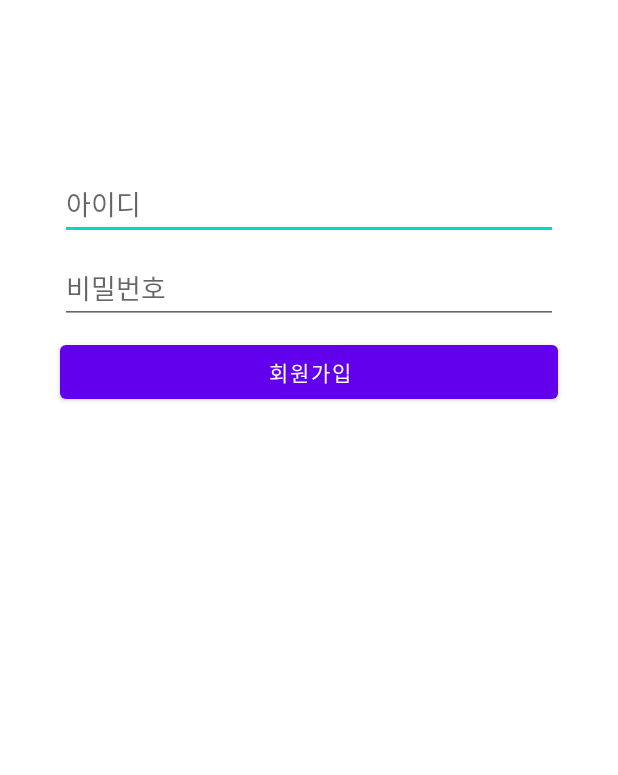
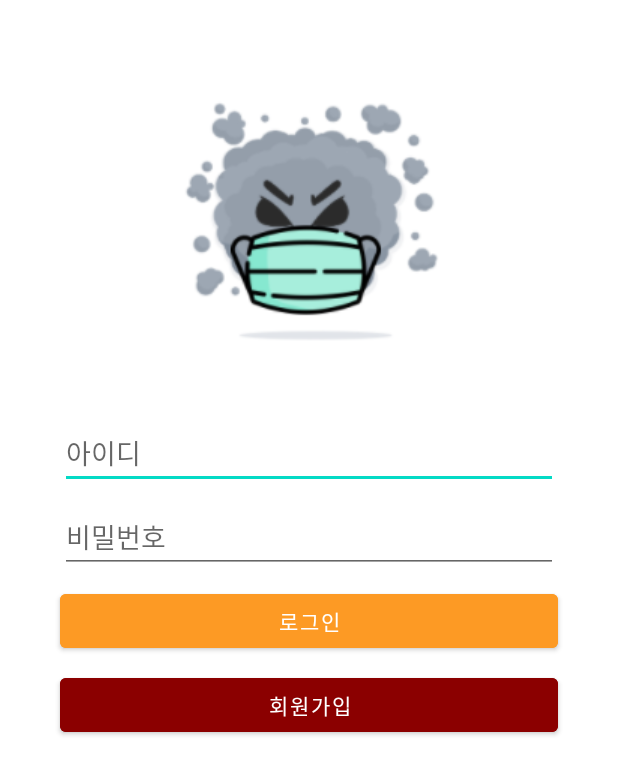
Before and after one commit to sys09270883/fine-dust-app, an Android app: the screen it shows after launch (AuthActivity), on a phone screen of 412 x 824 dp. Shown: the top 775 px of the screen. Run offline under Robolectric (Android 15) with nearby library versions, the phone set to English and light mode, and no system bars.

Commit message:
Update UI

```diff
--- a/app/src/main/res/layout/fragment_login.xml
+++ b/app/src/main/res/layout/fragment_login.xml
@@ -11,12 +11,25 @@
     android:paddingBottom="@dimen/fragment_vertical_margin"
     tools:context=".ui.LoginFragment">
 
+    <ImageView
+        android:id="@+id/logoImage"
+        android:layout_width="wrap_content"
+        android:layout_height="wrap_content"
+        android:layout_marginStart="24dp"
+        android:layout_marginTop="48dp"
+        android:layout_marginEnd="24dp"
+        android:background="@drawable/dust_icon"
+        app:layout_constraintEnd_toEndOf="parent"
+        app:layout_constraintStart_toStartOf="parent"
+        app:layout_constraintTop_toTopOf="parent" />
+
+
     <EditText
         android:id="@+id/username"
         android:layout_width="0dp"
         android:layout_height="wrap_content"
         android:layout_marginStart="24dp"
-        android:layout_marginTop="96dp"
+        android:layout_marginTop="48dp"
         android:layout_marginEnd="24dp"
         android:autofillHints="@string/prompt_username"
         android:hint="@string/prompt_username"
@@ -24,7 +37,7 @@
         android:selectAllOnFocus="true"
         app:layout_constraintEnd_toEndOf="parent"
         app:layout_constraintStart_toStartOf="parent"
-        app:layout_constraintTop_toTopOf="parent" />
+        app:layout_constraintTop_toBottomOf="@+id/logoImage" />
 
     <EditText
         android:id="@+id/password"
@@ -44,15 +57,29 @@
         app:layout_constraintTop_toBottomOf="@+id/username" />
 
     <Button
+        android:id="@+id/loginButton"
+        android:layout_width="0dp"
+        android:layout_height="wrap_content"
+        android:layout_marginStart="24dp"
+        android:layout_marginTop="8dp"
+        android:layout_marginEnd="24dp"
+        android:backgroundTint="@color/orange"
+        android:text="@string/log_in"
+        app:layout_constraintEnd_toEndOf="parent"
+        app:layout_constraintStart_toStartOf="parent"
+        app:layout_constraintTop_toBottomOf="@+id/password" />
+
+    <Button
         android:id="@+id/registrationButton"
         android:layout_width="0dp"
         android:layout_height="wrap_content"
         android:layout_marginStart="24dp"
         android:layout_marginTop="8dp"
         android:layout_marginEnd="24dp"
+        android:backgroundTint="@color/dark_red"
         android:text="@string/registration"
         app:layout_constraintEnd_toEndOf="parent"
         app:layout_constraintStart_toStartOf="parent"
-        app:layout_constraintTop_toBottomOf="@+id/password" />
+        app:layout_constraintTop_toBottomOf="@+id/loginButton" />
 
 </androidx.constraintlayout.widget.ConstraintLayout>
--- a/app/src/main/res/layout/fragment_registration.xml
+++ b/app/src/main/res/layout/fragment_registration.xml
@@ -112,6 +112,7 @@
         android:layout_marginStart="24dp"
         android:layout_marginTop="8dp"
         android:layout_marginEnd="24dp"
+        android:backgroundTint="@color/dark_red"
         android:text="@string/registration"
         app:layout_constraintEnd_toEndOf="parent"
         app:layout_constraintStart_toStartOf="parent"
--- a/app/src/main/res/values/colors.xml
+++ b/app/src/main/res/values/colors.xml
@@ -7,4 +7,9 @@
     <color name="teal_700">#FF018786</color>
     <color name="black">#FF000000</color>
     <color name="white">#FFFFFFFF</color>
+    <color name="light_blue">#FF64B1F2</color>
+    <color name="light_green">#FF87BE55</color>
+    <color name="yellow">#FFFFDF77</color>
+    <color name="orange">#FFFD9A24</color>
+    <color name="dark_red">#FF8B0000</color>
 </resources>
--- a/app/src/main/res/values/strings.xml
+++ b/app/src/main/res/values/strings.xml
@@ -11,5 +11,6 @@
     <string name="action_sign_in_short">Sign in</string>
     <string name="welcome">"Welcome !"</string>
     <string name="login_failed">"Login failed"</string>
+    <string name="log_in">로그인</string>
     <string name="registration">회원가입</string>
 </resources>
```
Also changed, not shown: app/src/main/AndroidManifest.xml (+8 -2 lines), app/src/main/java/com/ysshin/fine_dust_app/ui/MainActivity.kt (added, +11 -0 lines), app/src/main/res/layout/activity_main.xml (added, +9 -0 lines).
